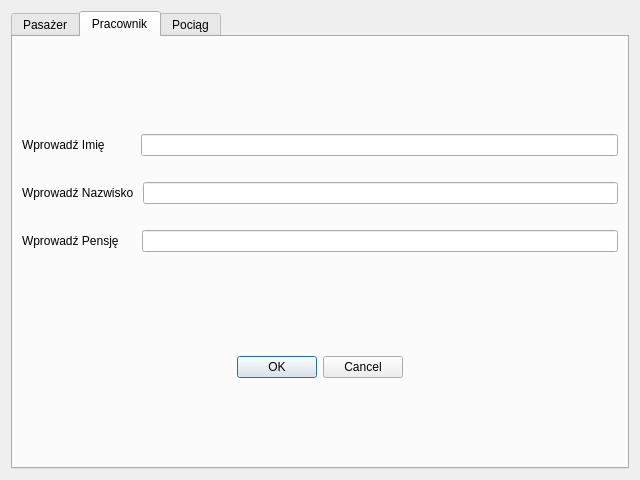
Qt form addwindow.ui (albixus/Oracle_Client) before a commit.
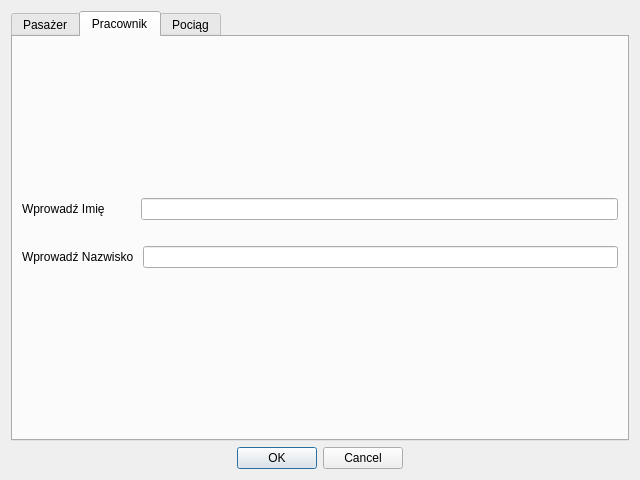
The same form after that commit. The open tabs and pages were chosen to show the change.

The edit to the form file:
```diff
--- a/addwindow.ui
+++ b/addwindow.ui
@@ -16,6 +16,9 @@
   <layout class="QVBoxLayout" name="verticalLayout_2">
    <item>
     <layout class="QVBoxLayout" name="verticalLayout">
+     <property name="bottomMargin">
+      <number>0</number>
+     </property>
      <item>
       <widget class="QTabWidget" name="tabWidget">
        <property name="currentIndex">
@@ -91,19 +94,6 @@
              </item>
             </layout>
            </item>
-           <item>
-            <widget class="QDialogButtonBox" name="buttonBox">
-             <property name="locale">
-              <locale language="Polish" country="Poland"/>
-             </property>
-             <property name="standardButtons">
-              <set>QDialogButtonBox::Cancel|QDialogButtonBox::Ok</set>
-             </property>
-             <property name="centerButtons">
-              <bool>true</bool>
-             </property>
-            </widget>
-           </item>
           </layout>
          </item>
         </layout>
@@ -158,38 +148,8 @@
              </item>
             </layout>
            </item>
-           <item>
-            <layout class="QHBoxLayout" name="horizontalLayout_6">
-             <property name="topMargin">
-              <number>10</number>
-             </property>
-             <property name="bottomMargin">
-              <number>10</number>
-             </property>
-             <item>
-              <widget class="QLabel" name="label_6">
-               <property name="text">
-                <string>Wprowadź Pensję     </string>
-               </property>
-              </widget>
-             </item>
-             <item>
-              <widget class="QLineEdit" name="lineEdit_3"/>
-             </item>
-            </layout>
-           </item>
           </layout>
          </item>
-         <item>
-          <widget class="QDialogButtonBox" name="buttonBox_2">
-           <property name="standardButtons">
-            <set>QDialogButtonBox::Cancel|QDialogButtonBox::Ok</set>
-           </property>
-           <property name="centerButtons">
-            <bool>true</bool>
-           </property>
-          </widget>
-         </item>
         </layout>
        </widget>
        <widget class="QWidget" name="trainTab">
@@ -199,6 +159,16 @@
        </widget>
       </widget>
      </item>
+     <item>
+      <widget class="QDialogButtonBox" name="buttonBox">
+       <property name="standardButtons">
+        <set>QDialogButtonBox::Cancel|QDialogButtonBox::Ok</set>
+       </property>
+       <property name="centerButtons">
+        <bool>true</bool>
+       </property>
+      </widget>
+     </item>
     </layout>
    </item>
   </layout>
```
Left out of the diff: 8 changed lines with no effect on the pictures.
